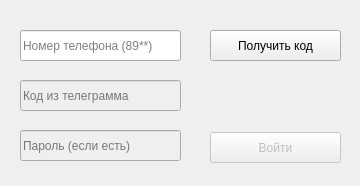
Before: the Qt Designer form autorization/autorization_tg/autoUI.ui in deathnoragami/uploader_an_dor, drawn with Qt 5.
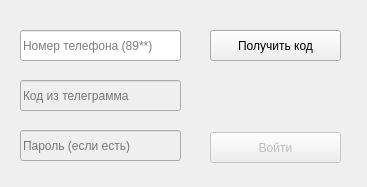
After: the same form once the commit is applied. Icons and pictures are not drawn.

Diff of the .ui file:
```diff
--- a/autorization/autorization_tg/autoUI.ui
+++ b/autorization/autorization_tg/autoUI.ui
@@ -6,13 +6,145 @@
    <rect>
     <x>0</x>
     <y>0</y>
-    <width>360</width>
-    <height>186</height>
+    <width>367</width>
+    <height>187</height>
    </rect>
   </property>
   <property name="windowTitle">
    <string>Авторизация в телеграмме</string>
   </property>
+  <property name="styleSheet">
+   <string notr="true">QWidget{
+	background-color:rgb(49, 54, 65) ;
+}
+QToolTip {
+        color: black; /* Цвет текста */
+        background-color: white; /* Цвет фона */
+        border: 1px solid black; /* Граница */
+        font: 12px; /* Шрифт */
+}
+QFrame{
+	background-color: rgb(49, 54, 65);
+	border:none;
+	border-radius:0px;
+}
+/* Стиль кнопок */
+QPushButton {
+    background-color: rgb(38, 42, 51);
+    color: rgb(52, 181, 249); /* текст в кнопках светлее голубой */
+    border: none;
+    border-radius:15px;
+}
+QPushButton:hover {
+    background-color: rgb(44, 50, 60);
+    color: rgb(52, 181, 249); /* текст в кнопках светлее голубой */
+    border: 1px solid rgb(0, 72, 127);
+}
+QPushButton::disabled {
+	color: rgba(52, 181, 249,50%);
+	background-color: rgba(38, 42, 51,50%);
+}
+
+/* Стиль прогрессбара */
+QProgressBar {
+    background-color: rgb(38, 42, 51);
+	color: rgb(49, 54, 65);
+    border-radius: 10px;
+}
+QProgressBar::chunk {
+    background-color: qlineargradient(spread:pad, x1:0, y1:0.511364, x2:1, y2:0.523, stop:0 rgba(52, 181, 249, 255), stop:1 rgba(0, 116, 211, 255));
+	border-radius: 10px;
+}
+
+
+/* Стиль чекбоксов */
+QCheckBox {
+    color: rgb(140, 151, 170); /* светлосерый текст */
+    border: none;
+	spacing:10px;
+	font-size:15px;
+}
+QCheckBox::indicator{
+	width:15px;
+	height:15px;
+}
+QCheckBox::indicator:unchecked{
+	image: url(:/ckeckbox/icon/checkbox_unchecked.ico);
+}
+QCheckBox::indicator:unchecked:hover, QCheckBox::indicator:unchecked:pressed {
+	image: url(:/ckeckbox/icon/checkbox_unchecked_hover_pressed.ico);
+}
+QCheckBox::indicator:checked{
+	image: url(:/ckeckbox/icon/checkbox_checked.ico);
+}
+QCheckBox::indicator:checked:hover, QCheckBox::indicator:checked:pressed {
+image: url(:/ckeckbox/icon/checkbox_checked_hover_pressed.ico);
+}
+QCheckBox:hover {
+	color:rgb(52, 181, 249);
+}
+QCheckBox::disabled{
+	color: rgba(140, 151, 170,30%);
+}
+
+/* Стиль текстового поля */
+QTextEdit, QLineEdit {
+    background-color: rgb(38, 42, 51);
+    color: rgb(140, 151, 170); /* светлосерый текст */
+    border: none;
+    border-radius: 15px;
+}
+
+/* Стиль стакедвиджета */
+QStackedWidget {
+    background-color: rgb(38, 42, 51);
+    border: none;
+    border-radius: 15px;
+    padding: 0px;
+    margin: 0px;
+}
+
+QLabel {
+	color: rgb(140, 151, 170);
+}
+
+
+QScrollBar:vertical {
+        background: rgb(38, 42, 51);
+        width: 12px;
+        margin: 0px 0px 0px 0px;
+    }
+QScrollBar::handle:vertical {
+        background: rgb(49, 54, 65);
+        min-height: 20px;
+    }
+QScrollBar::handle:vertical:hover {
+        background: rgb(52, 181, 249);
+    }
+    QScrollBar::add-line:vertical {
+        background: rgb(38, 42, 51);
+        height: 0px;
+        subcontrol-position: bottom;
+        subcontrol-origin: margin;
+    }
+    QScrollBar::sub-line:vertical {
+        background: rgb(38, 42, 51);
+        height: 0px;
+        subcontrol-position: top;
+        subcontrol-origin: margin;
+    }
+    QScrollBar::add-page:vertical, QScrollBar::sub-page:vertical {
+        background: none;
+    }
+
+rgb(38, 42, 51) темно серый
+rgb(49, 54, 65) тоже темно серый, чутка светлее
+rgb(140, 151, 170) светлосерый текст
+
+rgb(0, 116, 211) голубой
+rgb(42, 150, 255) светлоголубой
+rgb(52, 181, 249) еще  светлее голубой</string>
+  </property>
   <widget class="QLineEdit" name="line_number_phone">
    <property name="geometry">
     <rect>
```
